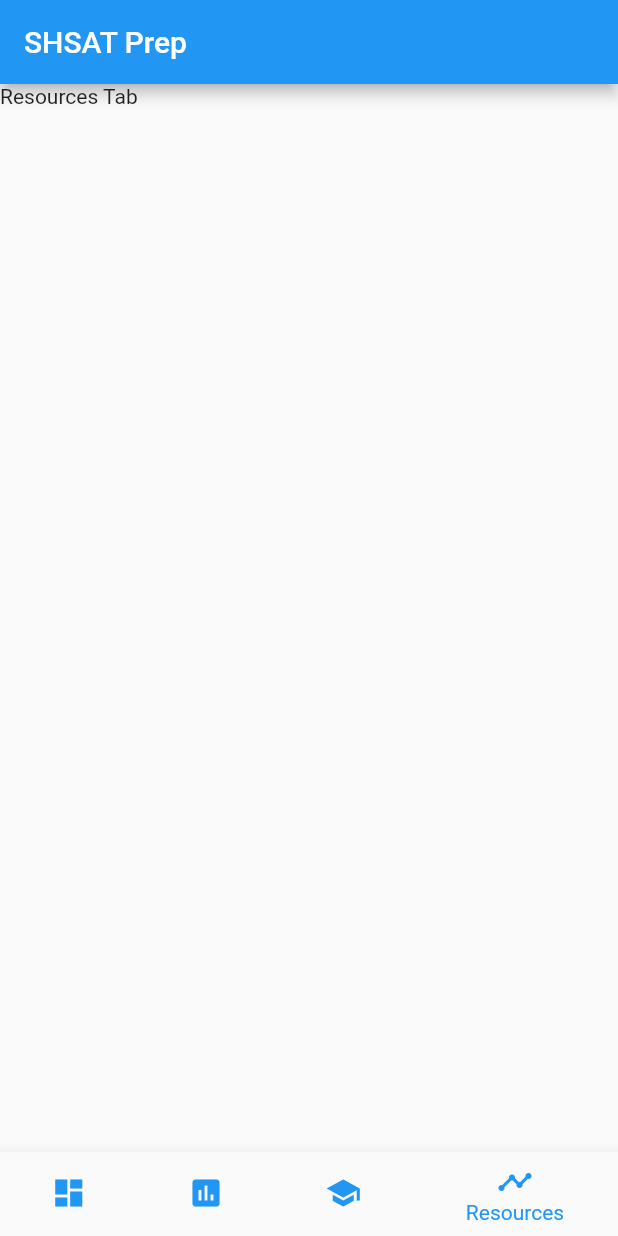
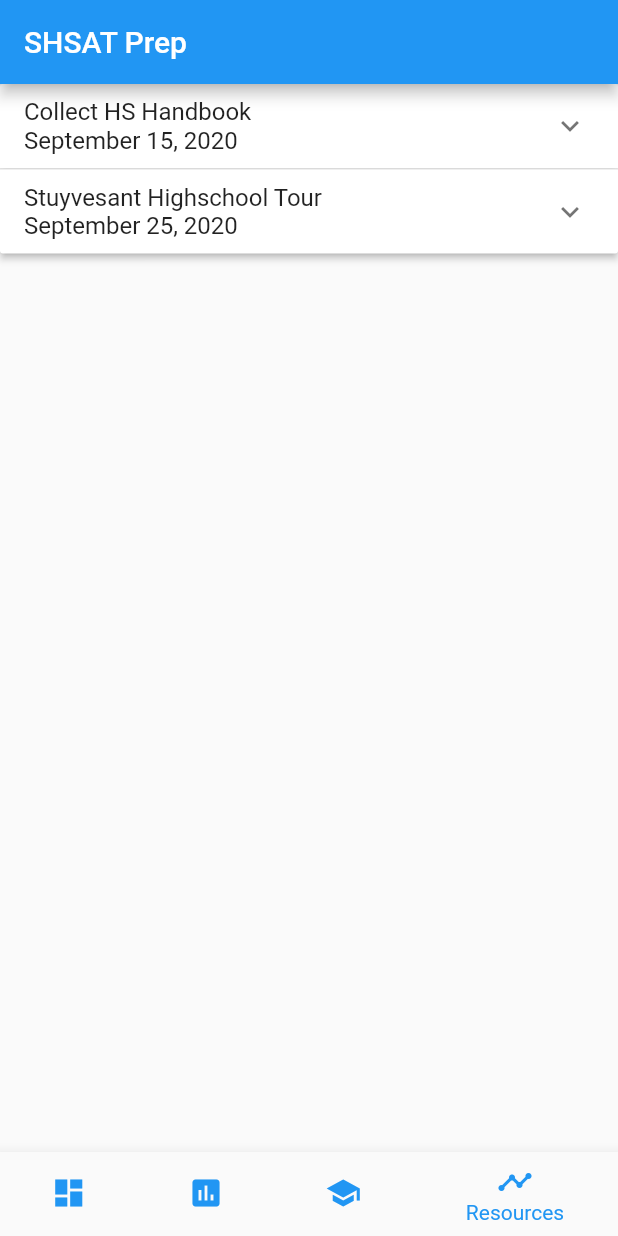
Before and after one commit to SimplyFaisal/shsat_prep, a Flutter app: the screen it shows after launch, item 4 of the bottom bar chosen, on a phone screen of 412 x 824 dp. Run offline on Flutter 3.47's test engine with Material 2 defaults, Android fonts, the phone set to English and light mode, and no system bars.

Commit message:
resources list

```diff
--- a/lib/resources_tab.dart
+++ b/lib/resources_tab.dart
@@ -8,6 +8,85 @@ class ResourcesTab extends StatefulWidget {
 class _ResourcesTabState extends State<ResourcesTab> {
   @override
   Widget build(BuildContext context) {
-    return Container(child: Text("Resources Tab"));
+    return Container(child: ResourceList());
   }
 }
+
+// stores ExpansionPanel state information
+class ResourceItem {
+  String title;
+  String date;
+  String subtitle;
+  String text;
+  bool isExpanded;
+
+  ResourceItem({
+    this.title,
+    this.date,
+    this.subtitle,
+    this.text,
+    this.isExpanded = false,
+  });
+}
+
+class ResourceList extends StatefulWidget {
+  ResourceList({Key key}) : super(key: key);
+
+  @override
+  _ResourceListState createState() => _ResourceListState();
+}
+
+class _ResourceListState extends State<ResourceList> {
+  List<ResourceItem> _data = [
+    ResourceItem(
+      title: 'Collect HS Handbook',
+      date: 'September 15, 2020',
+      subtitle: 'Subtitle',
+      text: 'Lorem ipsum.....',
+    ),
+    ResourceItem(
+      title: 'Stuyvesant Highschool Tour',
+      date: 'September 25, 2020',
+      subtitle: 'Subtitle',
+      text: 'Lorem ipsum.....',
+    )
+  ];
+
+  @override
+  Widget build(BuildContext context) {
+    return SingleChildScrollView(
+      child: Container(
+        child: _buildPanel(),
+      ),
+    );
+  }
+
+  Widget _buildPanel() {
+    return ExpansionPanelList(
+      expansionCallback: (int index, bool isExpanded) {
+        setState(() {
+          _data[index].isExpanded = !isExpanded;
+        });
+      },
+      children: _data.map<ExpansionPanel>((ResourceItem item) {
+        return ExpansionPanel(
+          headerBuilder: (BuildContext context, bool isExpanded) {
+            return ListTile(
+                title: Column(
+              crossAxisAlignment: CrossAxisAlignment.start,
+              children: <Widget>[
+                Text(item.title),
+                Text(item.date),
+              ],
+            ));
+          },
+          body: ListTile(
+            title: Text(item.subtitle),
+            subtitle: Text(item.text),
+          ),
+          isExpanded: item.isExpanded,
+        );
+      }).toList(),
+    );
+  }
+}
```
